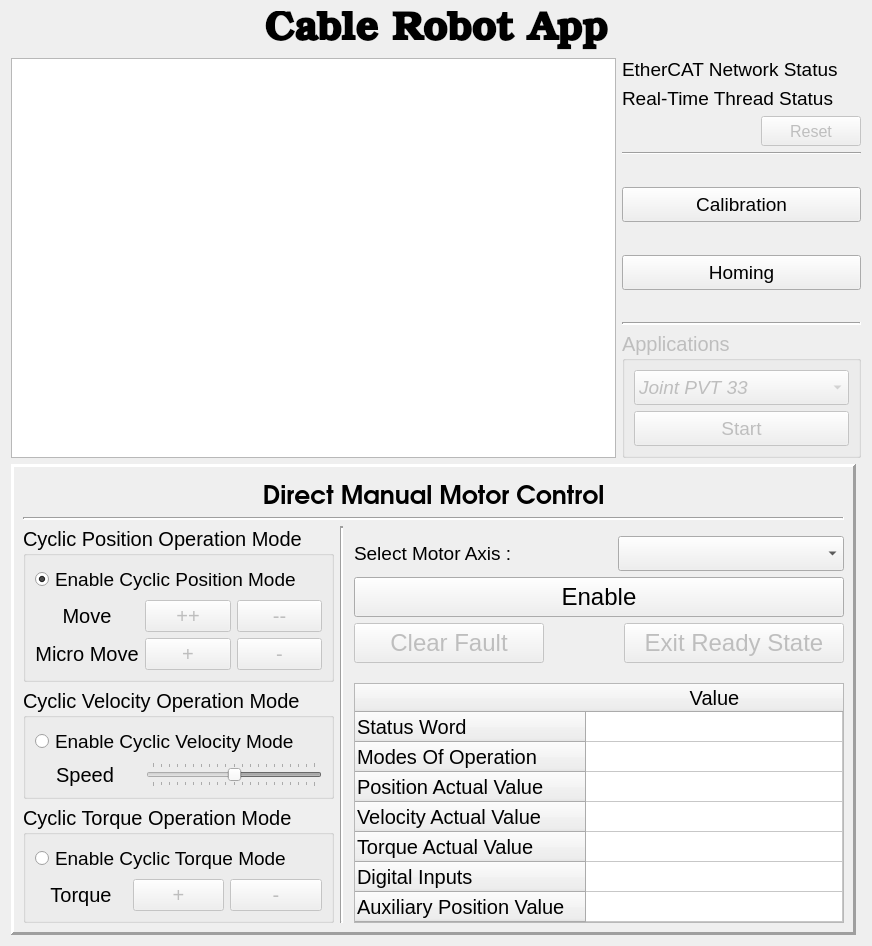
Above: widgets/main_gui.ui from IRMA-LAB/cable_robot before the change. Below: the same form after it.
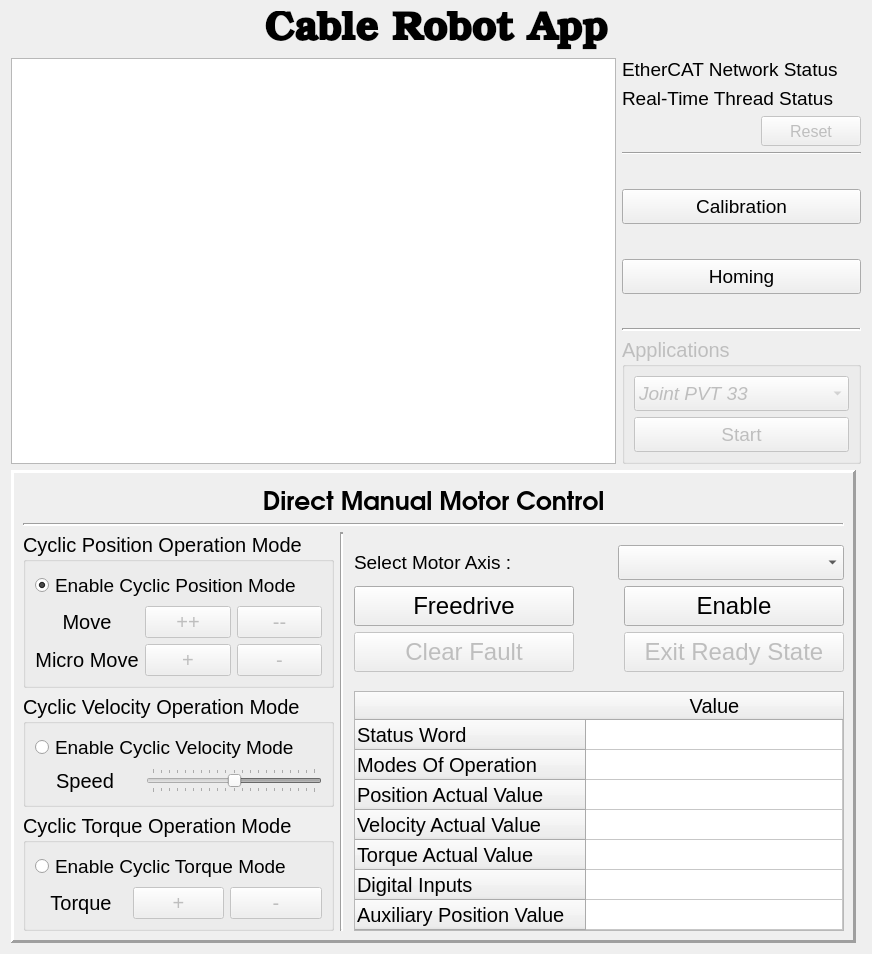
That is the form after the change. Icons and pictures are not drawn.

Commit message: added freedrive button in main gui

Diff of the .ui file:
```diff
--- a/widgets/main_gui.ui
+++ b/widgets/main_gui.ui
@@ -7,7 +7,7 @@
     <x>0</x>
     <y>0</y>
     <width>872</width>
-    <height>946</height>
+    <height>954</height>
    </rect>
   </property>
   <property name="sizePolicy">
@@ -818,7 +818,7 @@
             <property name="sizeHint" stdset="0">
              <size>
               <width>20</width>
-              <height>10</height>
+              <height>13</height>
              </size>
             </property>
            </spacer>
@@ -878,6 +878,42 @@
            </layout>
           </item>
           <item>
+           <layout class="QHBoxLayout" name="horizontalLayout_11">
+            <property name="sizeConstraint">
+             <enum>QLayout::SetFixedSize</enum>
+            </property>
+            <item>
+             <widget class="QPushButton" name="pushButton_freedrive">
+              <property name="minimumSize">
+               <size>
+                <width>220</width>
+                <height>40</height>
+               </size>
+              </property>
+              <property name="font">
+               <font>
+                <pointsize>18</pointsize>
+               </font>
+              </property>
+              <property name="text">
+               <string>Freedrive</string>
+              </property>
+             </widget>
+            </item>
+            <item>
+             <spacer name="horizontalSpacer_6">
+              <property name="orientation">
+               <enum>Qt::Horizontal</enum>
+              </property>
+              <property name="sizeHint" stdset="0">
+               <size>
+                <width>40</width>
+                <height>20</height>
+               </size>
+              </property>
+             </spacer>
+            </item>
+            <item>
            <widget class="QPushButton" name="pushButton_enable">
             <property name="sizePolicy">
              <sizepolicy hsizetype="Preferred" vsizetype="Fixed">
@@ -887,7 +923,7 @@
             </property>
             <property name="minimumSize">
              <size>
-              <width>190</width>
+                <width>220</width>
               <height>40</height>
              </size>
             </property>
@@ -907,6 +943,8 @@
             </property>
            </widget>
           </item>
+           </layout>
+          </item>
           <item>
            <layout class="QHBoxLayout" name="horizontalLayout_7" stretch="0,1,0">
             <item>
@@ -916,7 +954,7 @@
               </property>
               <property name="minimumSize">
                <size>
-                <width>190</width>
+                <width>220</width>
                 <height>40</height>
                </size>
               </property>
@@ -986,7 +1024,7 @@
             <property name="sizeHint" stdset="0">
              <size>
               <width>20</width>
-              <height>10</height>
+              <height>13</height>
              </size>
             </property>
            </spacer>
```
Lines whose indentation alone changed are shown as unchanged. The commit also changes 2 other files.
